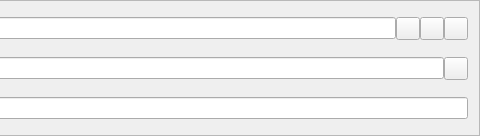
This is src/qt/forms/sendcoinsentry.ui in chickenlove/mediterraneancoin as Qt 5 draws it before an edit; both pictures show x 249 to 729 and y 0 to 136 of the 729 by 136 pixel window. The edited form follows.
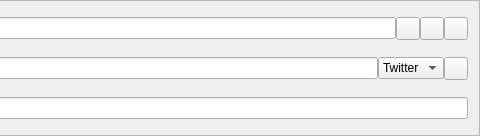
This is the edited form. Icons and pictures are not drawn. Custom widgets are drawn as their Qt base class.

Commit message: lookup support

```diff
--- a/src/qt/forms/sendcoinsentry.ui
+++ b/src/qt/forms/sendcoinsentry.ui
@@ -161,6 +161,21 @@
     </widget>
     </item>
 
+    <item>
+     <widget class="QComboBox" name="platformComboBox">
+         <item>
+          <property name="text">
+           <string>Twitter</string>
+          </property>
+         </item>
+         <item>
+          <property name="text">
+           <string>Weibo</string>
+          </property>
+         </item>
+     </widget>
+    </item>
+
      <item> 
       <widget class="QToolButton" name="lookupUserButton">
        <property name="toolTip">
```
The commit also changes 1 other file.
